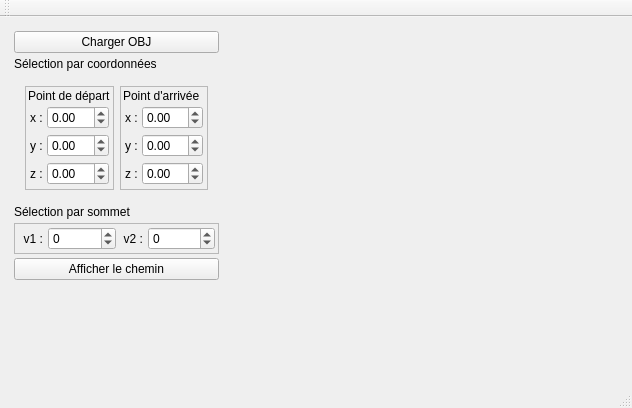
SuperToad/Plus-court-chemin-vers-M2, file mainwindow.ui: the form before one commit.
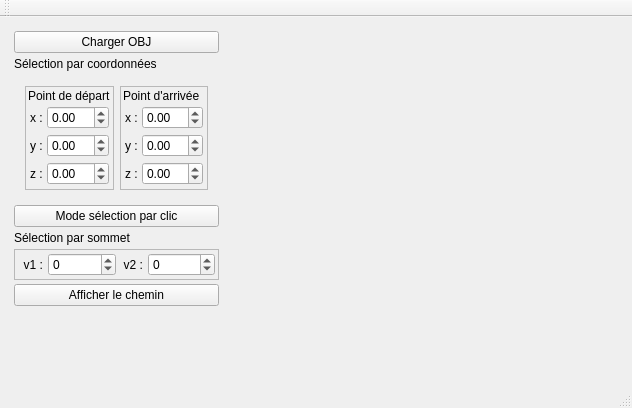
The form after the commit. Custom widgets are drawn as their Qt base class.

Commit message: Affichage de point par click en beta

The edit to the form file:
```diff
--- a/mainwindow.ui
+++ b/mainwindow.ui
@@ -382,6 +382,13 @@
          </layout>
         </widget>
        </item>
+       <item>
+        <widget class="QPushButton" name="pushButton_selectClick">
+         <property name="text">
+          <string>Mode sélection par clic</string>
+         </property>
+        </widget>
+       </item>
        <item>
         <widget class="QLabel" name="label_9">
          <property name="text">
```
The commit also changes 4 other files.
